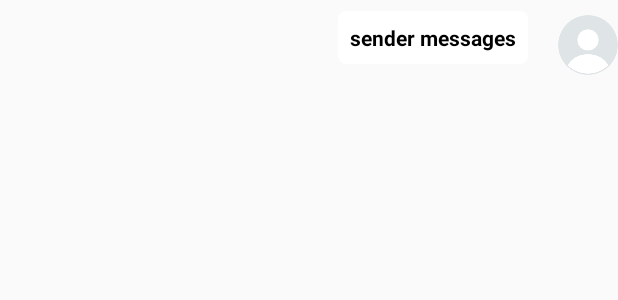
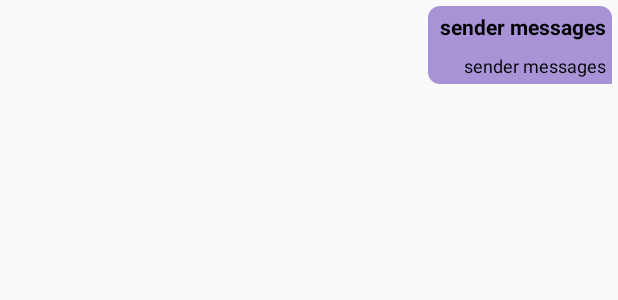
Before and after one commit to vteamdevelopment/SocialCloud, an Android app: the layout messages_sender_layout.xml on its own in the app's theme, with its tools: preview values and no code run, on a phone screen of 412 x 824 dp. Shown: the top 300 px of the screen. Run offline under Robolectric (Android 15) with nearby library versions, the phone set to English and light mode, and no system bars; Roboto replaces fonts that are not available here.

Commit message:
Chat changes,

```diff
--- a/app/src/main/java/com/vteam/testdemo/chat/adapter/MessageAdapter.kt
+++ b/app/src/main/java/com/vteam/testdemo/chat/adapter/MessageAdapter.kt
@@ -18,7 +18,6 @@ import com.google.firebase.storage.FirebaseStorage
 import com.vteam.testdemo.R
 import com.vteam.testdemo.chat.adapter.MessageAdapter.MessageViewHolder
 import com.vteam.testdemo.common.ConstantNodes
-import com.vteam.testdemo.common.Constants
 import com.vteam.testdemo.databinding.CustomMessagesLayoutBinding
 import com.vteam.testdemo.landing.LandingActivity
 import com.vteam.testdemo.top.ImageViewerActivity
@@ -86,7 +85,7 @@ class MessageAdapter(private val userMessagesList: List<Messages>) : RecyclerVie
         if (fromMessageType == "text") {
             if (fromUserID == messageSenderId) {
                 messageViewHolder.binding.senderMessageText.visibility = View.VISIBLE
-                messageViewHolder.binding.senderMessageText.setBackgroundResource(R.drawable.sender_messages_layout)
+                messageViewHolder.binding.senderMessageText.setBackgroundResource(R.drawable.receiver_messages_layout)
                 messageViewHolder.binding.senderMessageText.setTextColor(Color.BLACK)
                 messageViewHolder.binding.senderMessageText.text = """${messages.message}
 
--- a/app/src/main/res/drawable/sender_messages_layout.xml
+++ b/app/src/main/res/drawable/sender_messages_layout.xml
@@ -1,13 +1,9 @@
-<?xml version="1.0" encoding="utf-8"?>
 <shape xmlns:android="http://schemas.android.com/apk/res/android"
-    android:shape="rectangle" >
-
-    <!-- view background color -->
-    <!--<solid android:color="@color/bg_msg_from" >-->
-    <solid android:color="@android:color/white" >
-    </solid>
-
-    <corners android:radius="@dimen/dp_5" >
-    </corners>
+    android:shape="rectangle">
+    <solid android:color="#A793D5" />
+    <corners
+        android:bottomLeftRadius="8dp"
+        android:topLeftRadius="8dp"
+        android:topRightRadius="8dp"/>
 
 </shape>
--- a/app/src/main/res/layout/messages_sender_layout.xml
+++ b/app/src/main/res/layout/messages_sender_layout.xml
@@ -7,38 +7,56 @@
 
     </data>
 
-    <androidx.constraintlayout.widget.ConstraintLayout
-
+    <RelativeLayout
         android:layout_width="match_parent"
         android:layout_height="wrap_content">
 
-        <de.hdodenhof.circleimageview.CircleImageView
-            android:id="@+id/message_profile_image"
-            android:layout_width="40dp"
-            android:layout_height="40dp"
-            android:layout_marginTop="10dp"
-            android:src="@drawable/ic_profile"
-            app:layout_constraintBottom_toBottomOf="parent"
-            app:layout_constraintEnd_toEndOf="parent"
-            app:layout_constraintTop_toTopOf="parent" />
+        <androidx.constraintlayout.widget.ConstraintLayout
 
-        <TextView
-            android:id="@+id/sender_message_text"
             android:layout_width="wrap_content"
             android:layout_height="wrap_content"
             android:layout_alignParentEnd="true"
+            android:layout_margin="@dimen/dp_4"
+            android:layout_marginEnd="@dimen/dp_8"
             android:layout_marginStart="@dimen/dp_48"
-            android:background="@drawable/sender_messages_layout"
-            android:padding="8dp"
+            android:background="@drawable/sender_messages_layout">
+
+
+            <TextView
+                android:id="@+id/receiver_message_text"
+                android:layout_width="wrap_content"
+                android:layout_height="wrap_content"
+                android:layout_alignParentEnd="true"
+                android:paddingStart="8dp"
+                android:padding="4dp"
+                android:paddingTop="0dp"
+                android:paddingBottom="0dp"
                 android:text="@string/sender_messages"
                 android:textColor="@android:color/black"
                 android:textSize="14sp"
                 android:textStyle="bold"
-            app:layout_constraintBottom_toBottomOf="parent"
-            app:layout_constraintEnd_toStartOf="@+id/message_profile_image"
-            app:layout_constraintHorizontal_bias="0.9"
+                app:layout_constraintBottom_toTopOf="@+id/receiver_message_time"
+                app:layout_constraintEnd_toEndOf="parent"
+                app:layout_constraintHorizontal_bias="1.0"
                 app:layout_constraintStart_toStartOf="parent"
                 app:layout_constraintTop_toTopOf="parent" />
+
+            <TextView
+                android:id="@+id/receiver_message_time"
+                android:layout_width="wrap_content"
+                android:layout_height="0dp"
+                android:paddingStart="8dp"
+                android:padding="4dp"
+                android:paddingTop="0dp"
+                android:text="@string/sender_messages"
+                android:textColor="@android:color/black"
+                android:textSize="12sp"
+                app:layout_constraintBottom_toBottomOf="parent"
+                app:layout_constraintEnd_toEndOf="parent"
+                app:layout_constraintHorizontal_bias="1.0"
+                app:layout_constraintStart_toStartOf="parent" />
         </androidx.constraintlayout.widget.ConstraintLayout>
 
+    </RelativeLayout>
+
 </layout>
--- a/app/src/main/res/values/dimens.xml
+++ b/app/src/main/res/values/dimens.xml
@@ -5,4 +5,6 @@
     <dimen name="dp_12">12dp</dimen>
     <dimen name="dp_36">36dp</dimen>
     <dimen name="dp_48">48dp</dimen>
+    <dimen name="dp_4">4dp</dimen>
+    <dimen name="dp_8">8dp</dimen>
 </resources>
```
Also changed, not shown: app/src/main/java/com/vteam/testdemo/chat/adapter/ChatMessageAdapter.kt (+42 -4 lines), app/src/main/res/drawable/receiver_messages_layout.xml (+6 -10 lines), app/src/main/res/layout/messages_receiver_layout.xml (+37 -22 lines). Lines whose indentation alone changed are shown as unchanged.
